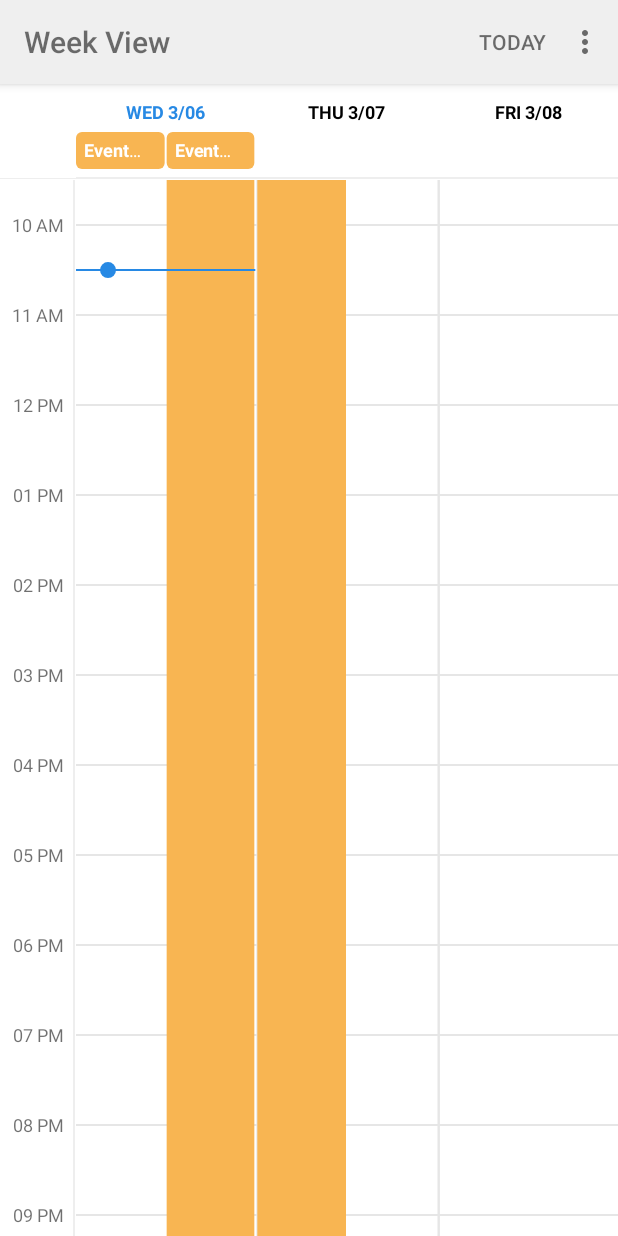
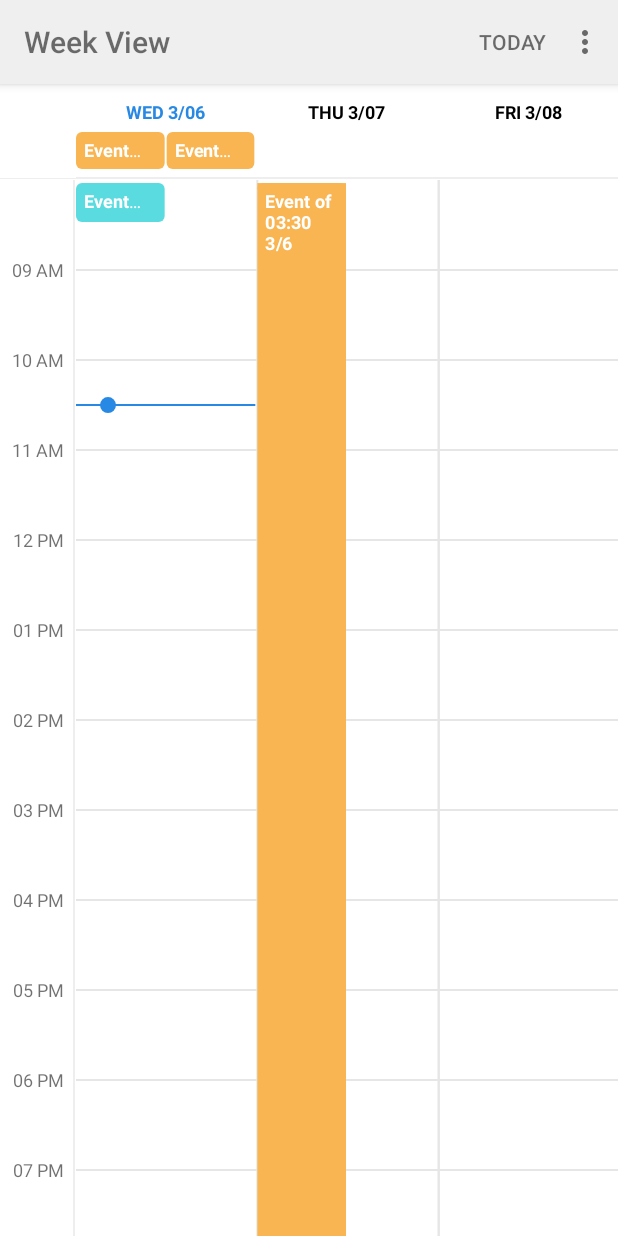
Before and after one commit to alamkanak/Android-Week-View, an Android app: the LimitedActivity screen opened directly, with no data from a screen before it, on a phone screen of 412 x 824 dp. Run offline under Robolectric (Android 15) with nearby library versions, the phone set to English and light mode, and no system bars.

Commit message:
Add min and max time to LimitedActivity

```diff
--- a/sample/src/main/res/layout/activity_base.xml
+++ b/sample/src/main/res/layout/activity_base.xml
@@ -17,6 +17,8 @@
         app:headerRowBottomLineWidth="1dp"
         app:headerRowPadding="12dp"
         app:hourHeight="60dp"
+        app:maxHour="20"
+        app:minHour="8"
         app:nowLineColor="@color/accent"
         app:nowLineDotColor="@color/accent"
         app:nowLineDotRadius="5dp"
--- a/sample/src/main/res/values/strings.xml
+++ b/sample/src/main/res/values/strings.xml
@@ -10,7 +10,7 @@
     <string name="title_activity_static">Basic Example (with static WeekView)</string>
     <string name="title_activity_asynchronous">Asynchronous Events</string>
     <string name="title_activity_constraint">Basic Example (showing complete day)</string>
-    <string name="title_activity_limited">Basic Example (with limited date range)</string>
+    <string name="title_activity_limited">Basic Example (with limited date and time range)</string>
     <string name="async_error">Could not download events from the internet</string>
     <string name="date_infos">From %1$s to %2$s</string>
 </resources>
```
